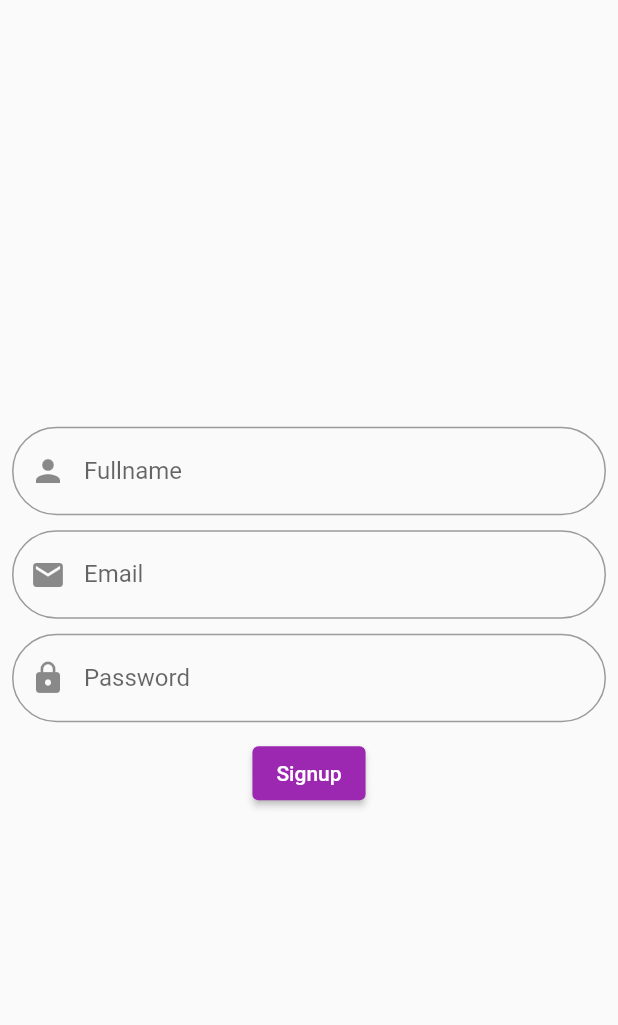
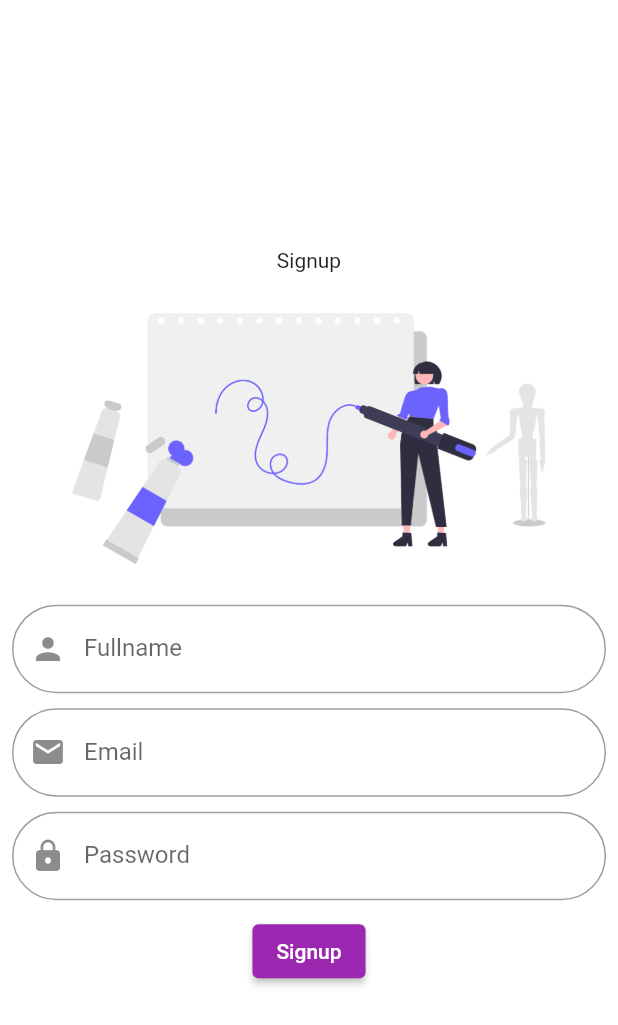
Before and after one commit to Universitas-Dutabangsa-Surakarta/rpm_kanband_board, a Flutter app: the SignUpScreen screen opened directly, on a phone screen of 412 x 824 dp. Shown: the top 1025 px of the screen. Run offline on Flutter 3.47's test engine with Material 2 defaults, Android fonts, the phone set to English and light mode, and no system bars.

Commit message:
add: image on sigup and signin

```diff
--- a/lib/screen/auth/sign_in_screen.dart
+++ b/lib/screen/auth/sign_in_screen.dart
@@ -14,11 +14,17 @@ class _SignInScreenState extends State<SignInScreen> {
   @override
   Widget build(BuildContext context) {
     return Scaffold(
+      backgroundColor: Colors.white,
       body: Padding(
         padding: const EdgeInsets.all(8.0),
         child: Column(
           mainAxisAlignment: MainAxisAlignment.center,
           children: [
+            Text('Signin'),
+            Image.asset(
+              'images/undraw_new_ideas_jdea.png',
+              fit: BoxFit.cover,
+            ),
             TextFormField(
               controller: emailController,
               decoration: InputDecoration(
--- a/lib/screen/auth/sign_up_screen.dart
+++ b/lib/screen/auth/sign_up_screen.dart
@@ -15,11 +15,17 @@ class _SignUpScreenState extends State<SignUpScreen> {
   @override
   Widget build(BuildContext context) {
     return Scaffold(
+      backgroundColor: Colors.white,
       body: Padding(
         padding: const EdgeInsets.all(8.0),
         child: Column(
           mainAxisAlignment: MainAxisAlignment.center,
           children: [
+            Text('Signup'),
+            Image.asset(
+              'images/undraw_Specs_re_546x.png',
+              fit: BoxFit.cover,
+            ),
             TextFormField(
               controller: fullNameController,
               decoration: InputDecoration(
```
